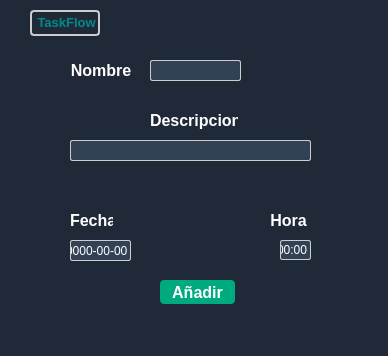
Before: the Qt Designer form src/widgets/Form.ui in ZuritaKelvin/TaskFlow, drawn with Qt 5.
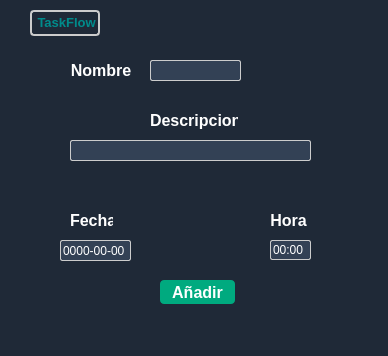
After: the same form once the commit is applied. Icons and pictures are not drawn.

What changed in the file:
```diff
--- a/src/widgets/Form.ui
+++ b/src/widgets/Form.ui
@@ -138,9 +138,9 @@
   <widget class="QLineEdit" name="lineEdit_2">
    <property name="geometry">
     <rect>
-     <x>70</x>
+     <x>60</x>
      <y>240</y>
-     <width>61</width>
+     <width>71</width>
      <height>21</height>
     </rect>
    </property>
@@ -157,9 +157,9 @@
   <widget class="QLineEdit" name="lineEdit_3">
    <property name="geometry">
     <rect>
-     <x>280</x>
+     <x>270</x>
      <y>240</y>
-     <width>31</width>
+     <width>41</width>
      <height>20</height>
     </rect>
    </property>
```
Left out of the diff: 21 changed lines with no effect on the pictures.
